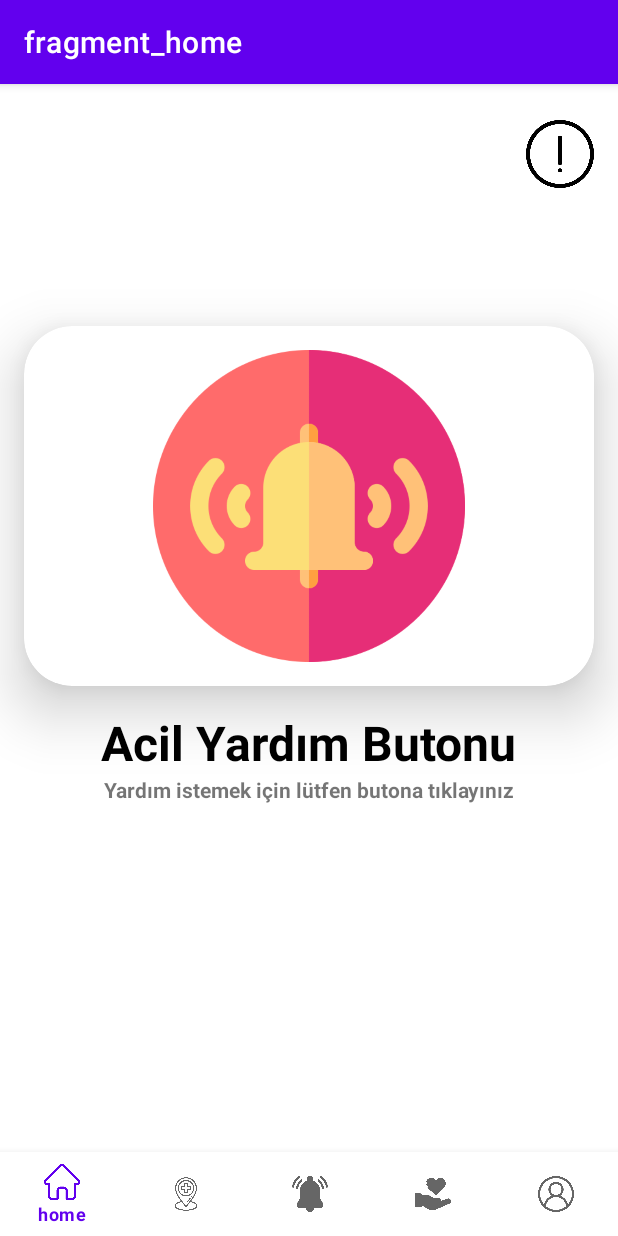
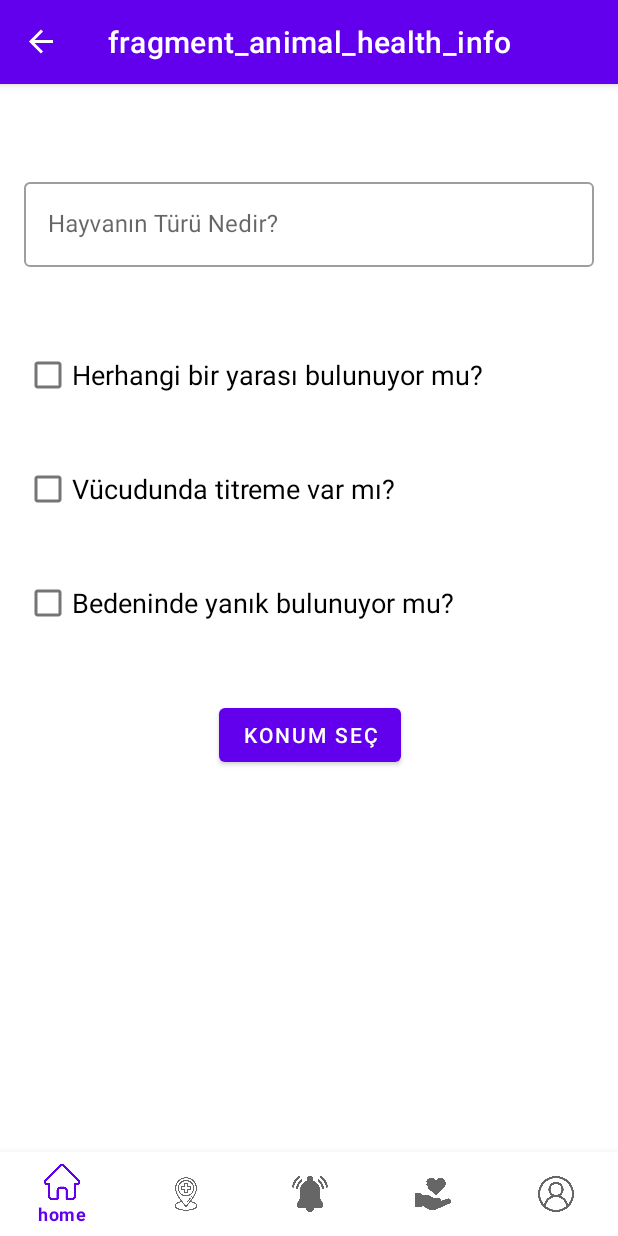
Before and after one commit to Android-Bros/El-Ver, an Android app: the FlowActivity screen opened directly, with no data from a screen before it, on a phone screen of 412 x 824 dp. Run offline under Robolectric (Android 15) with nearby library versions, the phone set to English and light mode, and no system bars; our stand-ins replace navigation-ui.

Commit message:
AnimalHealthInfo.kt page designed.

```diff
--- a/app/src/main/java/com/androidbros/elver/presentation/ui/AnimalHealthInfo.kt
+++ /dev/null
@@ -1,60 +0,0 @@
-package com.androidbros.elver.presentation.ui
-
-import android.os.Bundle
-import androidx.fragment.app.Fragment
-import android.view.LayoutInflater
-import android.view.View
-import android.view.ViewGroup
-import com.androidbros.elver.R
-
-// TODO: Rename parameter arguments, choose names that match
-// the fragment initialization parameters, e.g. ARG_ITEM_NUMBER
-private const val ARG_PARAM1 = "param1"
-private const val ARG_PARAM2 = "param2"
-
-/**
- * A simple [Fragment] subclass.
- * Use the [AnimalHealthInfo.newInstance] factory method to
- * create an instance of this fragment.
- */
-class AnimalHealthInfo : Fragment() {
-    // TODO: Rename and change types of parameters
-    private var param1: String? = null
-    private var param2: String? = null
-
-    override fun onCreate(savedInstanceState: Bundle?) {
-        super.onCreate(savedInstanceState)
-        arguments?.let {
-            param1 = it.getString(ARG_PARAM1)
-            param2 = it.getString(ARG_PARAM2)
-        }
-    }
-
-    override fun onCreateView(
-        inflater: LayoutInflater, container: ViewGroup?,
-        savedInstanceState: Bundle?
-    ): View? {
-        // Inflate the layout for this fragment
-        return inflater.inflate(R.layout.fragment_animal_health_info, container, false)
-    }
-
-    companion object {
-        /**
-         * Use this factory method to create a new instance of
-         * this fragment using the provided parameters.
-         *
-         * @param param1 Parameter 1.
-         * @param param2 Parameter 2.
-         * @return A new instance of fragment AnimalHealthInfo.
-         */
-        // TODO: Rename and change types and number of parameters
-        @JvmStatic
-        fun newInstance(param1: String, param2: String) =
-            AnimalHealthInfo().apply {
-                arguments = Bundle().apply {
-                    putString(ARG_PARAM1, param1)
-                    putString(ARG_PARAM2, param2)
-                }
-            }
-    }
-}
--- /dev/null
+++ b/app/src/main/java/com/androidbros/elver/presentation/ui/animal/AnimalHealthInfo.kt
@@ -0,0 +1,26 @@
+package com.androidbros.elver.presentation.ui.animal
+
+import android.os.Bundle
+import androidx.fragment.app.Fragment
+import android.view.LayoutInflater
+import android.view.View
+import android.view.ViewGroup
+import com.androidbros.elver.R
+
+class AnimalHealthInfo : Fragment() {
+
+    override fun onCreate(savedInstanceState: Bundle?) {
+        super.onCreate(savedInstanceState)
+
+    }
+
+    override fun onCreateView(
+        inflater: LayoutInflater, container: ViewGroup?,
+        savedInstanceState: Bundle?
+    ): View? {
+        // Inflate the layout for this fragment
+        return inflater.inflate(R.layout.fragment_animal_health_info, container, false)
+    }
+
+
+}
--- a/app/src/main/java/com/androidbros/elver/presentation/ui/RequirementFragment.kt
+++ b/app/src/main/java/com/androidbros/elver/presentation/ui/requirement/RequirementFragment.kt
@@ -1,4 +1,4 @@
-package com.androidbros.elver.presentation.ui
+package com.androidbros.elver.presentation.ui.requirement
 
 import android.os.Bundle
 import androidx.fragment.app.Fragment
--- a/app/src/main/res/layout/fragment_animal_health_info.xml
+++ b/app/src/main/res/layout/fragment_animal_health_info.xml
@@ -1,14 +1,78 @@
 <?xml version="1.0" encoding="utf-8"?>
-<FrameLayout xmlns:android="http://schemas.android.com/apk/res/android"
+<androidx.constraintlayout.widget.ConstraintLayout
+    xmlns:android="http://schemas.android.com/apk/res/android"
+    xmlns:app="http://schemas.android.com/apk/res-auto"
     xmlns:tools="http://schemas.android.com/tools"
     android:layout_width="match_parent"
     android:layout_height="match_parent"
-    tools:context=".presentation.ui.AnimalHealthInfo">
+    tools:context=".presentation.ui.animal.AnimalHealthInfo">
 
-    <!-- TODO: Update blank fragment layout -->
-    <TextView
+    <CheckBox
+        android:id="@+id/checkBox_damage2"
+        android:layout_width="wrap_content"
+        android:layout_height="wrap_content"
+        android:layout_marginStart="16dp"
+        android:layout_marginTop="28dp"
+        android:text="Vücudunda titreme var mı?"
+        android:textSize="18sp"
+        app:layout_constraintStart_toStartOf="parent"
+        app:layout_constraintTop_toBottomOf="@+id/checkBox_damage" />
+
+    <CheckBox
+        android:id="@+id/checkBox_damage3"
+        android:layout_width="wrap_content"
+        android:layout_height="wrap_content"
+        android:layout_marginStart="16dp"
+        android:layout_marginTop="28dp"
+        android:text="Bedeninde yanık bulunuyor mu?"
+        android:textSize="18sp"
+        app:layout_constraintStart_toStartOf="parent"
+        app:layout_constraintTop_toBottomOf="@+id/checkBox_damage2" />
+
+    <com.google.android.material.textfield.TextInputLayout
+        android:id="@+id/text_animal"
+        style="@style/Widget.MaterialComponents.TextInputLayout.OutlinedBox"
         android:layout_width="match_parent"
-        android:layout_height="match_parent"
-        android:text="@string/hello_blank_fragment" />
+        android:layout_height="wrap_content"
+        android:layout_marginTop="60dp"
+        android:paddingStart="16dp"
+        android:paddingEnd="16dp"
+        app:layout_constraintEnd_toEndOf="parent"
+        app:layout_constraintHorizontal_bias="0.0"
+        app:layout_constraintStart_toStartOf="parent"
+        app:layout_constraintTop_toTopOf="parent">
 
-</FrameLayout>
+        <EditText
+            android:id="@+id/edit_text_animal_type"
+            android:layout_width="match_parent"
+            android:layout_height="wrap_content"
+            android:focusable="false"
+            android:hint="@string/animaltype"
+            android:inputType="none" />
+
+
+    </com.google.android.material.textfield.TextInputLayout>
+
+    <CheckBox
+        android:id="@+id/checkBox_damage"
+        android:layout_width="wrap_content"
+        android:layout_height="wrap_content"
+        android:layout_marginStart="16dp"
+        android:layout_marginTop="48dp"
+        android:text="Herhangi bir yarası bulunuyor mu?"
+        android:textSize="18sp"
+        app:layout_constraintStart_toStartOf="parent"
+        app:layout_constraintTop_toBottomOf="@+id/text_animal" />
+
+    <Button
+        android:id="@+id/button_animalMap"
+        android:layout_width="wrap_content"
+        android:layout_height="wrap_content"
+        android:layout_marginTop="40dp"
+        android:text="Konum Seç"
+        app:layout_constraintEnd_toEndOf="parent"
+        app:layout_constraintHorizontal_bias="0.502"
+        app:layout_constraintStart_toStartOf="parent"
+        app:layout_constraintTop_toBottomOf="@+id/checkBox_damage3" />" />
+
+</androidx.constraintlayout.widget.ConstraintLayout>
--- a/app/src/main/res/layout/fragment_requirement.xml
+++ b/app/src/main/res/layout/fragment_requirement.xml
@@ -5,7 +5,7 @@
     xmlns:tools="http://schemas.android.com/tools"
     android:layout_width="match_parent"
     android:layout_height="match_parent"
-    tools:context=".presentation.ui.RequirementFragment">
+    tools:context=".presentation.ui.requirement.RequirementFragment">
 
 
     <com.google.android.material.textfield.TextInputLayout
@@ -22,7 +22,7 @@
         app:layout_constraintTop_toTopOf="parent">
 
         <EditText
-            android:id="@+id/edit_text_surname"
+            android:id="@+id/edit_text_people"
             android:layout_width="match_parent"
             android:layout_height="wrap_content"
             android:focusable="false"
@@ -86,7 +86,7 @@
         app:layout_constraintTop_toBottomOf="@+id/checkBox_CleaningMaterials" />
 
     <Button
-        android:id="@+id/button"
+        android:id="@+id/button_requirementMap"
         android:layout_width="wrap_content"
         android:layout_height="wrap_content"
         android:text="Konum Seç"
--- a/app/src/main/res/navigation/flow_nav_graph.xml
+++ b/app/src/main/res/navigation/flow_nav_graph.xml
@@ -3,7 +3,7 @@
     xmlns:app="http://schemas.android.com/apk/res-auto"
     xmlns:tools="http://schemas.android.com/tools"
     android:id="@+id/nav_graph2"
-    app:startDestination="@id/homeFragment">
+    app:startDestination="@id/animalHealthInfo">
     <fragment
         android:id="@+id/aidMapFragment"
         android:name="com.androidbros.elver.presentation.ui.aidmap.AidMapFragment"
@@ -21,7 +21,7 @@
     </fragment>
     <fragment
         android:id="@+id/animalHealthInfo"
-        android:name="com.androidbros.elver.presentation.ui.AnimalHealthInfo"
+        android:name="com.androidbros.elver.presentation.ui.animal.AnimalHealthInfo"
         android:label="fragment_animal_health_info"
         tools:layout="@layout/fragment_animal_health_info" >
         <action
@@ -60,7 +60,7 @@
     </fragment>
     <fragment
         android:id="@+id/requirementFragment"
-        android:name="com.androidbros.elver.presentation.ui.RequirementFragment"
+        android:name="com.androidbros.elver.presentation.ui.requirement.RequirementFragment"
         android:label="fragment_requirement"
         tools:layout="@layout/fragment_requirement">
         <action
--- a/app/src/main/res/values/strings.xml
+++ b/app/src/main/res/values/strings.xml
@@ -54,6 +54,7 @@
     <string name="yes">Evet</string>
     <string name="are_you_want_to_delete_account">Hesabını silmek istiyor musun?</string>
     <string name="permissionDenied">İzin Reddedildi!</string>
-    <string name="howmanypeople">Kaç Kişinin Yardıma İhtiyacı Var</string>
+    <string name="howmanypeople">Kaç Kişinin Yardıma İhtiyacı Var?</string>
     <string name="notification">Notification</string>
+    <string name="animaltype">Hayvanın Türü Nedir?</string>
 </resources>
```
